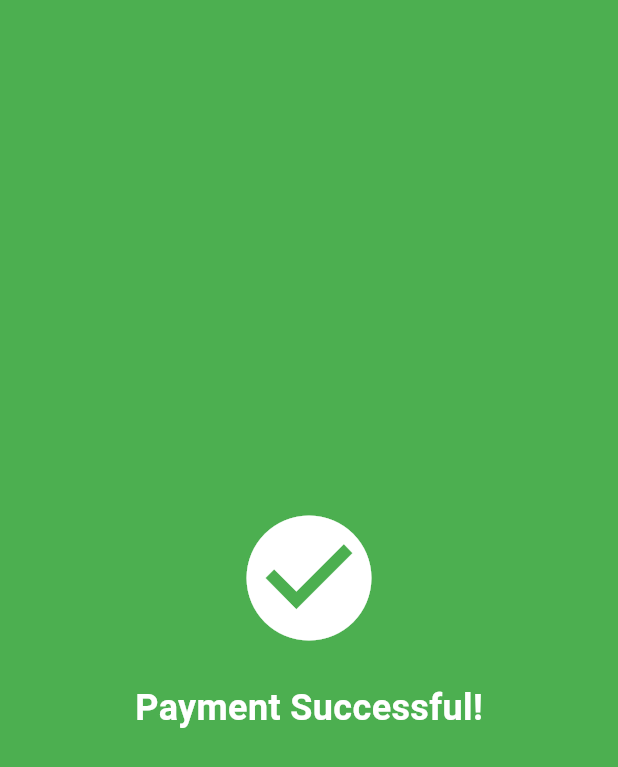
After one commit to salvatoluice/dtree, a Flutter app: the PaymentSuccessScreen screen opened directly, on a phone screen of 412 x 824 dp. The commit adds this screen. Shown: the top 767 px of the screen. Run offline on Flutter 3.47's test engine with Material 3 defaults, Android fonts, the phone set to English and light mode, and no system bars; our stand-ins replace carousel_slider, flutter_riverpod, flutter_secure_storage, shimmer; accounts and stored records are empty; network calls fail; Roboto replaces fonts that are missing (Montserrat).

Commit message:
payment processing ui

```diff
--- /dev/null
+++ b/lib/widgets/results/success.dart
@@ -0,0 +1,31 @@
+import 'package:flutter/material.dart';
+
+class PaymentSuccessScreen extends StatelessWidget {
+  @override
+  Widget build(BuildContext context) {
+    return const Scaffold(
+      backgroundColor: Colors.green,
+      body: Center(
+        child: Column(
+          mainAxisAlignment: MainAxisAlignment.center,
+          children: <Widget>[
+            Icon(
+              Icons.check_circle,
+              size: 100,
+              color: Colors.white,
+            ),
+            SizedBox(height: 20),
+            Text(
+              'Payment Successful!',
+              style: TextStyle(
+                fontSize: 24,
+                fontWeight: FontWeight.bold,
+                color: Colors.white,
+              ),
+            ),
+          ],
+        ),
+      ),
+    );
+  }
+}
```
Also changed, not shown: lib/screens/checkout_screen.dart (+27 -1 lines), lib/widgets/receipt.dart (added, +113 -0 lines), lib/widgets/results/failed.dart (added, +31 -0 lines).
